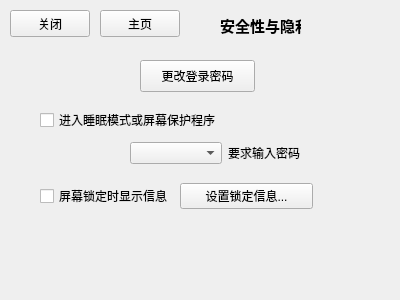
Qt form src/ldecc/safcc.ui (xuzhuoyi/LDE-Embedded) before a commit.
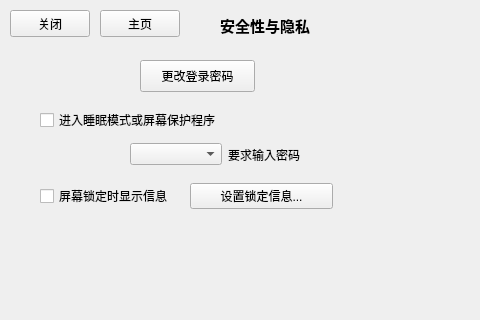
The same form after that commit.

```diff
--- a/src/ldecc/safcc.ui
+++ b/src/ldecc/safcc.ui
@@ -6,8 +6,8 @@
    <rect>
     <x>0</x>
     <y>0</y>
-    <width>400</width>
-    <height>300</height>
+    <width>480</width>
+    <height>320</height>
    </rect>
   </property>
   <property name="windowTitle">
@@ -57,7 +57,7 @@
     <rect>
      <x>220</x>
      <y>10</y>
-     <width>81</width>
+     <width>121</width>
      <height>31</height>
     </rect>
    </property>
@@ -85,12 +85,12 @@
     <string>主页</string>
    </property>
   </widget>
-  <widget class="QWidget" name="">
+  <widget class="QWidget" name="layoutWidget">
    <property name="geometry">
     <rect>
      <x>40</x>
      <y>180</y>
-     <width>273</width>
+     <width>293</width>
      <height>32</height>
     </rect>
    </property>
@@ -111,13 +111,13 @@
     </item>
    </layout>
   </widget>
-  <widget class="QWidget" name="">
+  <widget class="QWidget" name="layoutWidget">
    <property name="geometry">
     <rect>
      <x>130</x>
      <y>140</y>
      <width>190</width>
-     <height>26</height>
+     <height>29</height>
     </rect>
    </property>
    <layout class="QHBoxLayout" name="horizontalLayout_2">
```
